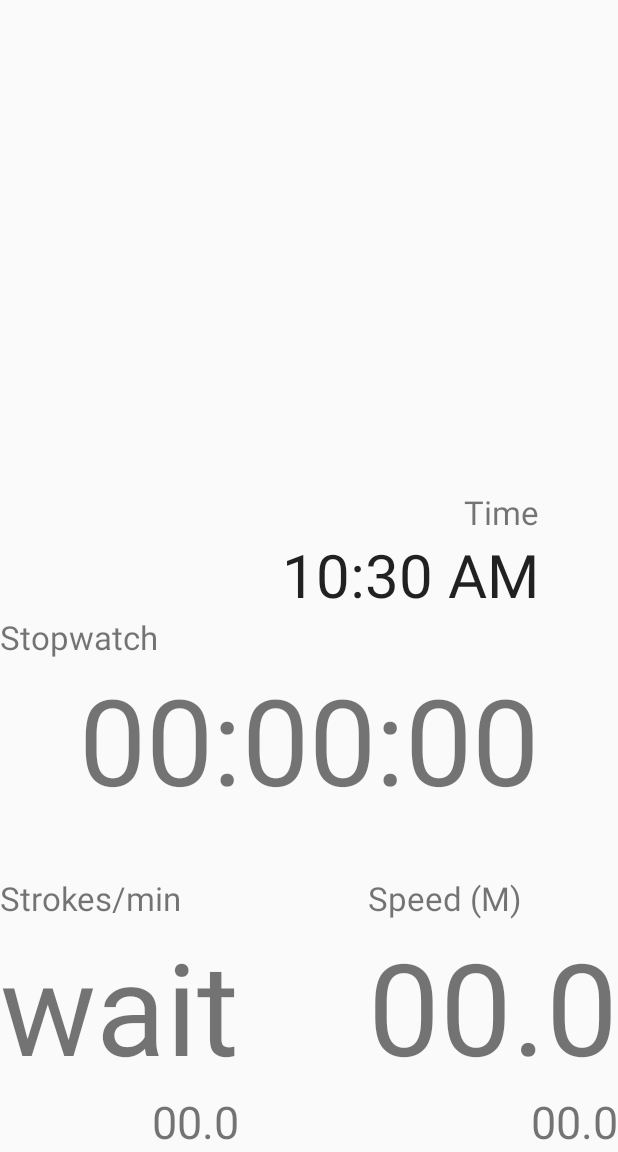
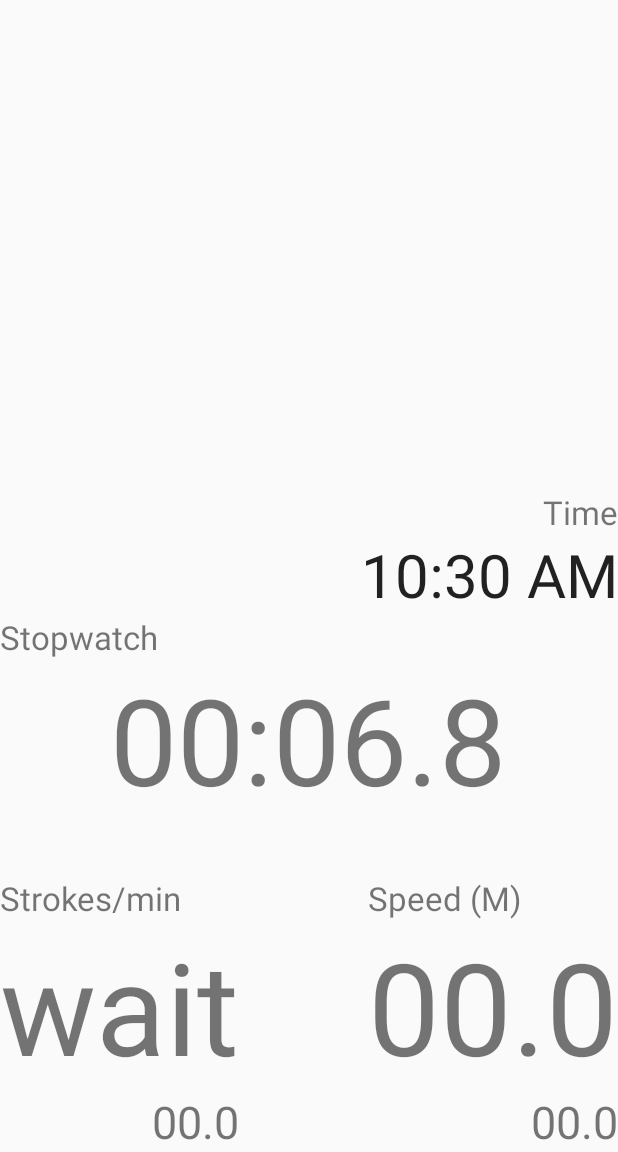
Before and after one commit to wleung85/PaddleHelper, an Android app: the screen it shows after launch (MainActivity), after a tap on an icon or button, on a phone screen of 412 x 824 dp, the part 84-1236 px from its top. Run offline under Robolectric (Android 15) with nearby library versions, the phone set to English and light mode, and no system bars; 1 statement that could not run was skipped; 2 other taps on this screen came first.

Commit message:
Added stopwatch functionality

```diff
--- a/app/src/main/java/com/example/paddlehelper/MainActivity.java
+++ b/app/src/main/java/com/example/paddlehelper/MainActivity.java
@@ -9,6 +9,7 @@ import android.location.Location;
 import android.location.LocationListener;
 import android.location.LocationManager;
 import android.os.Build;
+import android.os.Handler;
 import android.preference.PreferenceManager;
 import android.support.annotation.NonNull;
 import android.support.v7.app.AppCompatActivity;
@@ -32,14 +33,22 @@ public class MainActivity extends AppCompatActivity implements LocationListener{
     private static final String SPM_TAG = "SPM Count";
     private static final String SPEED_TAG = "Speed Count";
 
-    Button btnHit, btnSpeed;
-    TextView txtSpeed, txtMaxSpeed, txtSpeedTitle, txtSpm, txtLastSpm;
+    Button btnHit, btnSpeed, btnStopwatch;
+    TextView txtSpeed, txtMaxSpeed, txtSpeedTitle, txtSpm, txtLastSpm, txtStopwatch;
     int strokeNum;
-    boolean SPMstarted, speedStarted;
-    long lastTime, currentTime;
+    boolean SPMstarted, speedStarted, stopwatchStarted;
+    long lastTime, currentTime, secs, mins, hrs;
     Toolbar mToolbar;
     double spmActual;
     LocationManager lm;
+    String seconds, minutes, milliseconds;
+
+    private TextView tempTextView; //Temporary TextView
+    private Button tempBtn; //Temporary Button
+    private Handler mHandler = new Handler();
+    private long startTime;
+    private long elapsedTime;
+    private final int REFRESH_RATE = 100;
 
     @Override
     protected void onCreate(Bundle savedInstanceState) {
@@ -59,9 +68,12 @@ public class MainActivity extends AppCompatActivity implements LocationListener{
         btnSpeed = (Button) findViewById(R.id.SpeedButton);
         lm = (LocationManager) this.getSystemService(Context.LOCATION_SERVICE);
 
+        txtStopwatch = (TextView) findViewById(R.id.textViewStopwatchCount);
+        btnStopwatch = (Button) findViewById(R.id.StopwatchButton);
 
         SPMstarted = false;
         strokeNum = getStrokeNum();
+        stopwatchStarted = false;
 
         //Hitting SPM (i.e. Hit)
         btnHit.setOnClickListener(new View.OnClickListener() {
@@ -137,6 +149,39 @@ public class MainActivity extends AppCompatActivity implements LocationListener{
                 txtSpeed.setText("00.0");
                 txtMaxSpeed.setText("00.0");
                 speedStarted = false;
+                return true;
+            }
+        });
+
+        btnStopwatch.setOnClickListener(new View.OnClickListener() {
+            @Override
+            public void onClick(View v) {
+                if (!stopwatchStarted) {
+                    if ((((TextView) findViewById(R.id.textViewStopwatchCount)).getText().equals("00:00.0"))) {
+                        startTime = System.currentTimeMillis();
+                    }
+                    else {
+                        startTime = System.currentTimeMillis() - elapsedTime;
+                    }
+                    stopwatchStarted = true;
+                    mHandler.removeCallbacks(startTimer);
+                    mHandler.postDelayed(startTimer, 0);
+                }
+
+                else {
+                    mHandler.removeCallbacks(startTimer);
+                    stopwatchStarted = false;
+                }
+            }
+        });
+
+        btnStopwatch.setOnLongClickListener(new View.OnLongClickListener() {
+            @Override
+            public boolean onLongClick(View v) {
+                stopwatchStarted = false;
+                mHandler.removeCallbacks(startTimer);
+                txtStopwatch.setText("00:00.0");
+
                 return true;
             }
         });
@@ -279,4 +324,49 @@ public class MainActivity extends AppCompatActivity implements LocationListener{
         onLocationChanged(null);
     }
 
+    private void updateTimer (float time) {
+        secs = (long)(time/1000);
+        mins = (long)((time/1000)/60);
+        hrs = (long)(((time/1000)/60)/60);
+
+        milliseconds = String.valueOf((long)time);
+        if (milliseconds.length() == 2) {
+            milliseconds = "0" + milliseconds;
+        }
+        if (milliseconds.length() <= 1) {
+            milliseconds = "0";
+        }
+        if (milliseconds.length() > 2) {
+            milliseconds = milliseconds.substring(milliseconds.length()-3, milliseconds.length()-2);
+        }
+
+        secs = secs % 60;
+        seconds = String.valueOf(secs);
+        if (secs == 0) {
+            seconds = "00";
+        }
+        if (secs < 10 && secs > 0) {
+            seconds = "0" + seconds;
+        }
+
+        mins = mins % 60;
+        minutes = String.valueOf(mins);
+        if (mins == 0) {
+            minutes = "00";
+        }
+        if (mins < 10 && mins > 0) {
+            minutes = "0" + minutes;
+        }
+
+        ((TextView)findViewById(R.id.textViewStopwatchCount)).setText(minutes + ":" + seconds + "." + milliseconds);
+    }
+
+    private Runnable startTimer = new Runnable() {
+        public void run() {
+            elapsedTime = System.currentTimeMillis() - startTime;
+            updateTimer(elapsedTime);
+            mHandler.postDelayed(this,REFRESH_RATE);
+        }
+    };
+
 }
--- a/app/src/main/res/layout/activity_main.xml
+++ b/app/src/main/res/layout/activity_main.xml
@@ -58,7 +58,7 @@
         android:layout_width="wrap_content"
         android:layout_height="wrap_content"
         android:layout_marginBottom="38dp"
-        android:text="00:00:00"
+        android:text="00:00.0"
         android:textSize="80sp"
         android:layout_above="@+id/textViewSpmTitle"
         android:layout_centerHorizontal="true" />
@@ -73,6 +73,17 @@
         android:layout_marginBottom="0dp"
         android:text="Stopwatch"
         android:textSize="22sp" />
+
+    <Button
+        android:id="@+id/StopwatchButton"
+        android:layout_width="wrap_content"
+        android:layout_height="wrap_content"
+        android:layout_alignLeft="@+id/textViewStopwatchTitle"
+        android:layout_alignStart="@+id/textViewStopwatchTitle"
+        android:layout_alignTop="@+id/textViewStopwatchTitle"
+        android:layout_alignBottom="@+id/textViewStopwatchCount"
+        android:layout_alignParentRight="true"
+        android:background="@android:color/transparent" />
 
     <TextView
         android:id="@+id/textViewSpeedTitle"
@@ -145,9 +156,9 @@
         android:id="@+id/textClock2"
         android:layout_width="wrap_content"
         android:layout_height="wrap_content"
-        android:layout_above="@+id/textViewStopwatchTitle"
-        android:layout_alignEnd="@+id/textViewStopwatchCount"
-        android:layout_alignRight="@+id/textViewStopwatchCount"
-        android:textSize="40sp" />
+        android:textSize="40sp"
+        android:layout_above="@+id/StopwatchButton"
+        android:layout_alignParentRight="true"
+        android:layout_alignParentEnd="true" />
 
 </RelativeLayout>
```
